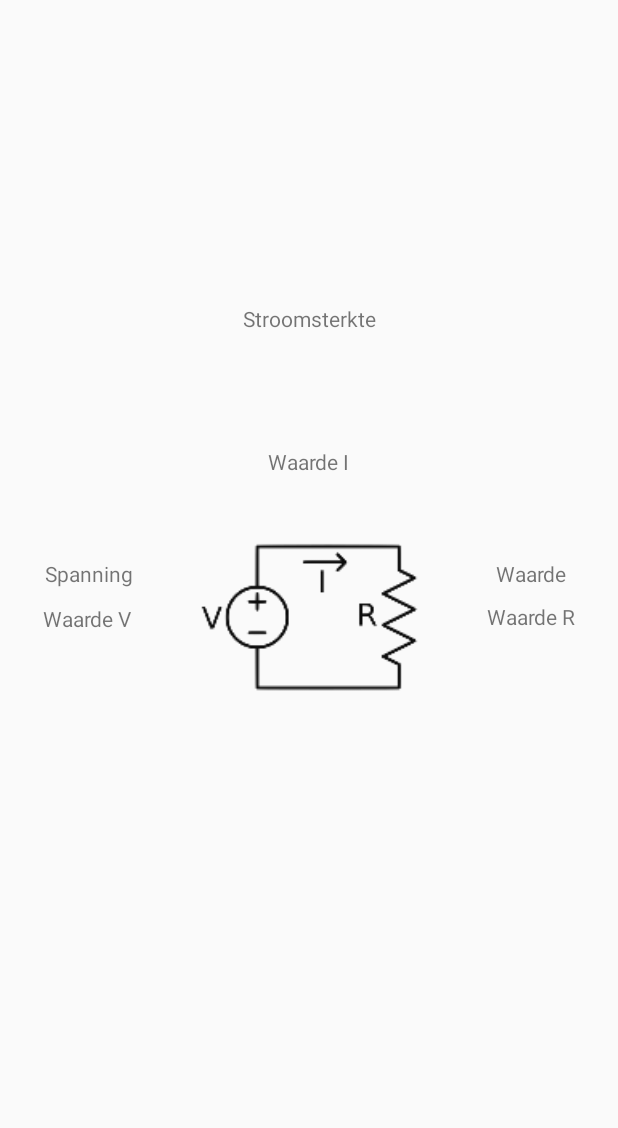
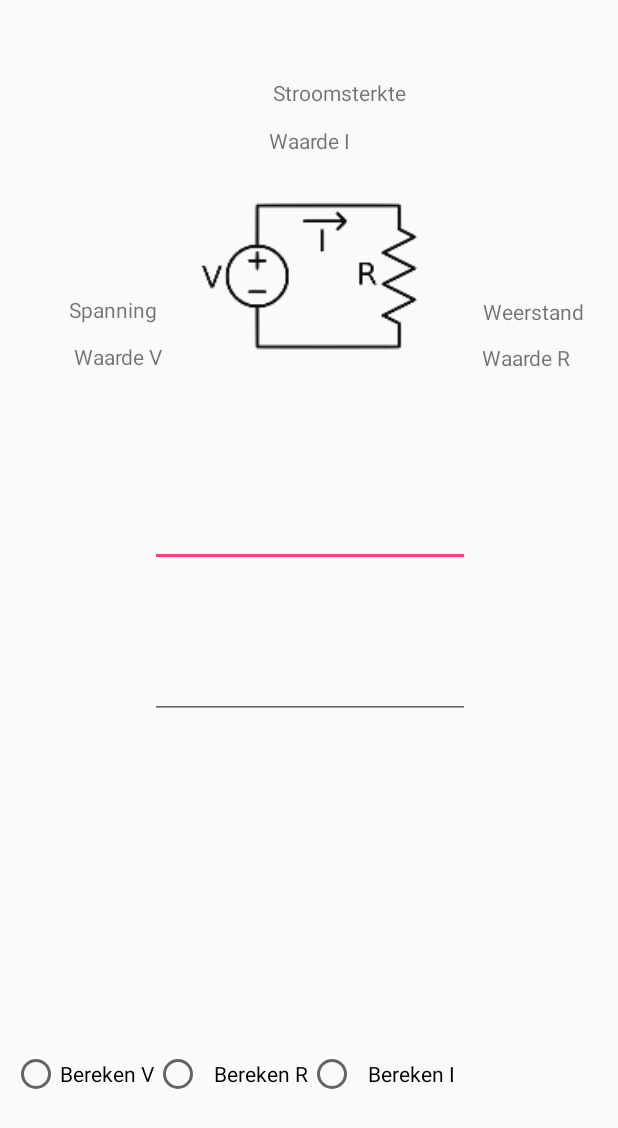
Before and after one commit to JonasKoppen/ResistorCalculator, an Android app: the layout activity_ohm_law.xml on its own in the app's theme, with its tools: preview values and no code run, on a phone screen of 412 x 824 dp. Shown: the top 1128 px of the screen. Run offline under Robolectric (Android 15) with nearby library versions, the phone set to English and light mode, and no system bars.

Commit message:
Wet van ohm scherm + activity

```diff
--- a/app/build.gradle
+++ b/app/build.gradle
@@ -25,4 +25,5 @@ dependencies {
     testImplementation 'junit:junit:4.12'
     androidTestImplementation 'com.android.support.test:runner:1.0.1'
     androidTestImplementation 'com.android.support.test.espresso:espresso-core:3.0.1'
+    implementation 'com.android.support:design:26.1.0'
 }
--- a/app/src/main/AndroidManifest.xml
+++ b/app/src/main/AndroidManifest.xml
@@ -32,6 +32,7 @@
             android:screenOrientation="portrait"
 
             ></activity>
+        <activity android:name=".OhmLaw" />
     </application>
 
 </manifest>
--- a/app/src/main/java/ap/appoty/viktorsegers/jonaskoppen/resistorcalculator/CalculatorDummyRepository.java
+++ b/app/src/main/java/ap/appoty/viktorsegers/jonaskoppen/resistorcalculator/CalculatorDummyRepository.java
@@ -26,7 +26,8 @@ public class CalculatorDummyRepository implements ICalculatorRepository {
 
         calculators.add(new Calculator("KleurCode", R.mipmap.ic_kleurcode, ResistorCalc.class));
         calculators.add(new Calculator("SerieSchakeling", R.mipmap.ic_serie, resistor_serie.class));
-        calculators.add(new Calculator("ParallelSchakeling", R.mipmap.ic_para, resistor_parallel.class)); //Dummy verander dit wannneer klasse beschikbaar is!!
+        calculators.add(new Calculator("ParallelSchakeling", R.mipmap.ic_para, resistor_parallel.class));
+        calculators.add(new Calculator("OhmsLaw",R.mipmap.ic_kleurcode,OhmLaw.class));//Dummy verander dit wannneer klasse beschikbaar is!!
 
         return calculators;
     }
--- /dev/null
+++ b/app/src/main/java/ap/appoty/viktorsegers/jonaskoppen/resistorcalculator/OhmLaw.java
@@ -0,0 +1,57 @@
+package ap.appoty.viktorsegers.jonaskoppen.resistorcalculator;
+
+import android.os.Bundle;
+import android.support.v7.app.AppCompatActivity;
+import android.widget.CheckBox;
+import android.widget.EditText;
+import android.widget.RadioButton;
+import android.widget.TextView;
+
+/**
+ * Created by Viktor on 20-12-2017.
+ */
+
+public class OhmLaw extends AppCompatActivity {
+    @Override
+    protected void onCreate(Bundle savedInstanceState) {
+        super.onCreate(savedInstanceState);
+        setContentView(R.layout.activity_ohm_law);
+
+        RadioButton CurrentCalc = (RadioButton)findViewById(R.id.radioButtonI);
+        RadioButton VoltageCalc = (RadioButton)findViewById(R.id.radioButtonV);
+        RadioButton OhmCalc = (RadioButton)findViewById(R.id.radioButtonR);
+
+        TextView WaardeI = (TextView)findViewById(R.id.textViewWaardeI);
+        TextView WaardeV = (TextView)findViewById(R.id.textViewWaardeV);
+        TextView WaardeR = (TextView)findViewById(R.id.textViewWaardeR);
+
+
+        EditText Waarde1 = (EditText)findViewById(R.id.editTextWaarde1) ;
+        EditText Waarde2 = (EditText)findViewById(R.id.editTextWaarde2) ;
+
+
+        if (CurrentCalc.isChecked()){
+            Waarde1.setText("Waarde R");
+            Waarde2.setText("Waarde V");
+
+
+        }
+
+
+        else if (VoltageCalc.isChecked()){
+            Waarde1.setText("Waarde R");
+            Waarde2.setText("Waarde I");
+        }
+
+
+        else if (OhmCalc.isChecked()){
+            Waarde1.setText("Waarde I");
+            Waarde2.setText("Waarde V");
+
+        }
+
+
+
+
+    }
+}
--- a/app/src/main/res/layout/activity_ohm_law.xml
+++ b/app/src/main/res/layout/activity_ohm_law.xml
@@ -16,14 +16,16 @@
         android:layout_marginTop="8dp"
         app:layout_constraintBottom_toBottomOf="parent"
         app:layout_constraintEnd_toEndOf="parent"
+        app:layout_constraintHorizontal_bias="0.502"
         app:layout_constraintStart_toStartOf="parent"
         app:layout_constraintTop_toTopOf="parent"
+        app:layout_constraintVertical_bias="0.142"
         app:srcCompat="@mipmap/ic_launcher_foreground" />
 
     <TextView
         android:id="@+id/textView8"
         android:layout_width="wrap_content"
-        android:layout_height="17dp"
+        android:layout_height="wrap_content"
         android:layout_marginBottom="8dp"
         android:layout_marginEnd="8dp"
         android:layout_marginStart="8dp"
@@ -31,25 +33,29 @@
         android:text="Stroomsterkte"
         app:layout_constraintBottom_toBottomOf="parent"
         app:layout_constraintEnd_toEndOf="parent"
-        app:layout_constraintHorizontal_bias="0.501"
+        app:layout_constraintHorizontal_bias="0.566"
         app:layout_constraintStart_toStartOf="parent"
         app:layout_constraintTop_toTopOf="parent"
-        app:layout_constraintVertical_bias="0.246" />
+        app:layout_constraintVertical_bias="0.056" />
 
     <TextView
-        android:id="@+id/textView9"
+        android:id="@+id/textViewWaardeI"
         android:layout_width="wrap_content"
         android:layout_height="wrap_content"
         android:layout_marginBottom="8dp"
         android:layout_marginEnd="8dp"
         android:layout_marginStart="8dp"
+        android:layout_marginTop="8dp"
         android:text="Waarde I"
-        app:layout_constraintBottom_toTopOf="@+id/imageView4"
+        app:layout_constraintBottom_toBottomOf="parent"
         app:layout_constraintEnd_toEndOf="parent"
-        app:layout_constraintStart_toStartOf="parent" />
+        app:layout_constraintHorizontal_bias="0.501"
+        app:layout_constraintStart_toStartOf="parent"
+        app:layout_constraintTop_toTopOf="parent"
+        app:layout_constraintVertical_bias="0.096" />
 
     <TextView
-        android:id="@+id/textView10"
+        android:id="@+id/textViewWaardeV"
         android:layout_width="wrap_content"
         android:layout_height="wrap_content"
         android:layout_marginBottom="8dp"
@@ -59,8 +65,10 @@
         android:text="Waarde V"
         app:layout_constraintBottom_toBottomOf="parent"
         app:layout_constraintEnd_toStartOf="@+id/imageView4"
+        app:layout_constraintHorizontal_bias="1.0"
         app:layout_constraintStart_toStartOf="parent"
-        app:layout_constraintTop_toTopOf="parent" />
+        app:layout_constraintTop_toTopOf="parent"
+        app:layout_constraintVertical_bias="0.279" />
 
     <TextView
         android:id="@+id/textView11"
@@ -73,15 +81,15 @@
         android:text="Spanning"
         app:layout_constraintBottom_toBottomOf="parent"
         app:layout_constraintEnd_toStartOf="@+id/imageView4"
-        app:layout_constraintHorizontal_bias="0.517"
+        app:layout_constraintHorizontal_bias="0.9"
         app:layout_constraintStart_toStartOf="parent"
         app:layout_constraintTop_toTopOf="parent"
-        app:layout_constraintVertical_bias="0.462" />
+        app:layout_constraintVertical_bias="0.239" />
 
     <TextView
-        android:id="@+id/textView12"
+        android:id="@+id/textViewWaardeR"
         android:layout_width="wrap_content"
-        android:layout_height="22dp"
+        android:layout_height="20dp"
         android:layout_marginBottom="8dp"
         android:layout_marginEnd="8dp"
         android:layout_marginStart="8dp"
@@ -89,8 +97,10 @@
         android:text="Waarde R"
         app:layout_constraintBottom_toBottomOf="parent"
         app:layout_constraintEnd_toEndOf="parent"
+        app:layout_constraintHorizontal_bias="0.423"
         app:layout_constraintStart_toEndOf="@+id/imageView4"
-        app:layout_constraintTop_toTopOf="parent" />
+        app:layout_constraintTop_toTopOf="parent"
+        app:layout_constraintVertical_bias="0.28" />
 
     <TextView
         android:id="@+id/textView13"
@@ -103,9 +113,82 @@
         android:text="Weerstand"
         app:layout_constraintBottom_toBottomOf="parent"
         app:layout_constraintEnd_toEndOf="parent"
+        app:layout_constraintHorizontal_bias="0.555"
         app:layout_constraintStart_toEndOf="@+id/imageView4"
         app:layout_constraintTop_toTopOf="parent"
-        app:layout_constraintVertical_bias="0.462"
-        tools:text="Waarde" />
+        app:layout_constraintVertical_bias="0.241"
+        tools:text="Weerstand" />
+
+    <EditText
+        android:id="@+id/editTextWaarde1"
+        android:layout_width="wrap_content"
+        android:layout_height="wrap_content"
+        android:layout_marginBottom="8dp"
+        android:layout_marginEnd="8dp"
+        android:layout_marginStart="8dp"
+        android:layout_marginTop="8dp"
+        android:ems="10"
+        android:inputType="textPersonName"
+        android:text=""
+        app:layout_constraintBottom_toBottomOf="parent"
+        app:layout_constraintEnd_toEndOf="parent"
+        app:layout_constraintHorizontal_bias="0.503"
+        app:layout_constraintStart_toStartOf="parent"
+        app:layout_constraintTop_toBottomOf="@+id/imageView4"
+        app:layout_constraintVertical_bias="0.108" />
+
+    <EditText
+        android:id="@+id/editTextWaarde2"
+        android:layout_width="wrap_content"
+        android:layout_height="wrap_content"
+        android:layout_marginBottom="8dp"
+        android:layout_marginEnd="8dp"
+        android:layout_marginStart="8dp"
+        android:layout_marginTop="8dp"
+        android:ems="10"
+        android:inputType="textPersonName"
+        android:text=""
+        app:layout_constraintBottom_toBottomOf="parent"
+        app:layout_constraintEnd_toEndOf="parent"
+        app:layout_constraintHorizontal_bias="0.503"
+        app:layout_constraintStart_toStartOf="parent"
+        app:layout_constraintTop_toBottomOf="@+id/imageView4"
+        app:layout_constraintVertical_bias="0.315" />
+
+    <RadioGroup xmlns:android="http://schemas.android.com/apk/res/android"
+        android:layout_width="fill_parent"
+        android:layout_height="wrap_content"
+        android:layout_marginBottom="92dp"
+        android:layout_marginEnd="8dp"
+        android:layout_marginStart="8dp"
+        android:orientation="horizontal"
+        app:layout_constraintBottom_toBottomOf="parent"
+        app:layout_constraintEnd_toEndOf="parent"
+        app:layout_constraintHorizontal_bias="0.0"
+        app:layout_constraintStart_toStartOf="parent">
+
+        <RadioButton
+            android:id="@+id/radioButtonV"
+            android:layout_width="wrap_content"
+            android:layout_height="wrap_content"
+
+            android:text="Bereken V" />
+
+        <RadioButton
+            android:id="@+id/radioButtonR"
+            android:layout_width="wrap_content"
+            android:layout_height="wrap_content"
+            android:text="Bereken R"
+            android:paddingLeft="8dp"
+        />
+
+        <RadioButton
+            android:id="@+id/radioButtonI"
+            android:layout_width="wrap_content"
+            android:layout_height="wrap_content"
+            android:text="Bereken I"
+            android:paddingLeft="8dp"/>
+
+    </RadioGroup>
 
 </android.support.constraint.ConstraintLayout>
```
